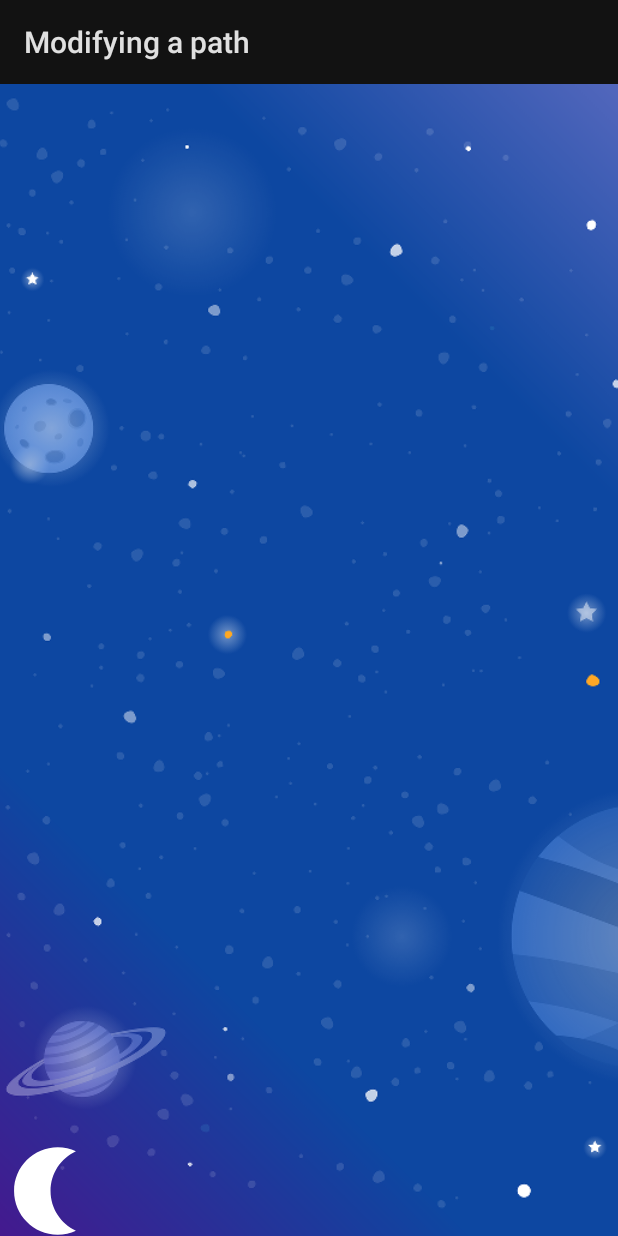
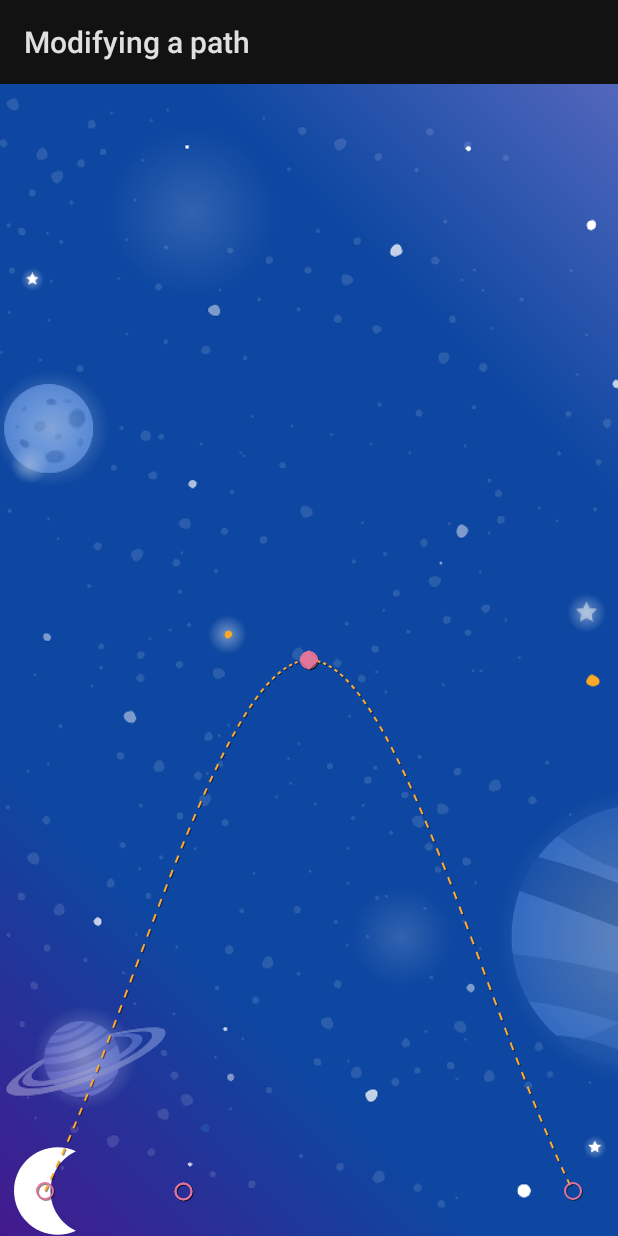
Before and after one commit to robertgiteiyopeso/motionlayout-start, an Android app: the Step3Activity screen opened directly, with no data from a screen before it, on a phone screen of 412 x 824 dp. Run offline under Robolectric (Android 15) with nearby library versions, the phone set to English and light mode, and no system bars.

Commit message:
Animate step 3

```diff
--- a/app/src/main/res/layout/activity_step3.xml
+++ b/app/src/main/res/layout/activity_step3.xml
@@ -18,7 +18,8 @@
     xmlns:tools="http://schemas.android.com/tools"
     android:layout_width="match_parent"
     android:layout_height="match_parent"
-    app:layoutDescription="@xml/step3">
+    app:layoutDescription="@xml/step3"
+    app:motionDebug="SHOW_PATH">
 
 
     <ImageView
--- a/app/src/main/res/xml/step3.xml
+++ b/app/src/main/res/xml/step3.xml
@@ -26,8 +26,13 @@
                 motion:targetId="@id/moon"
                 motion:clickAction="toggle"
         />
-
-        <!-- TODO: Add KeyFrameSet and KeyPosition -->
+        <KeyFrameSet>
+            <KeyPosition
+                motion:framePosition="50"
+                motion:motionTarget="@id/moon"
+                motion:keyPositionType="parentRelative"
+                motion:percentY="0.5" />
+        </KeyFrameSet>
     </Transition>
 
     <!-- Constraints to apply at the start of the animation -->
```
